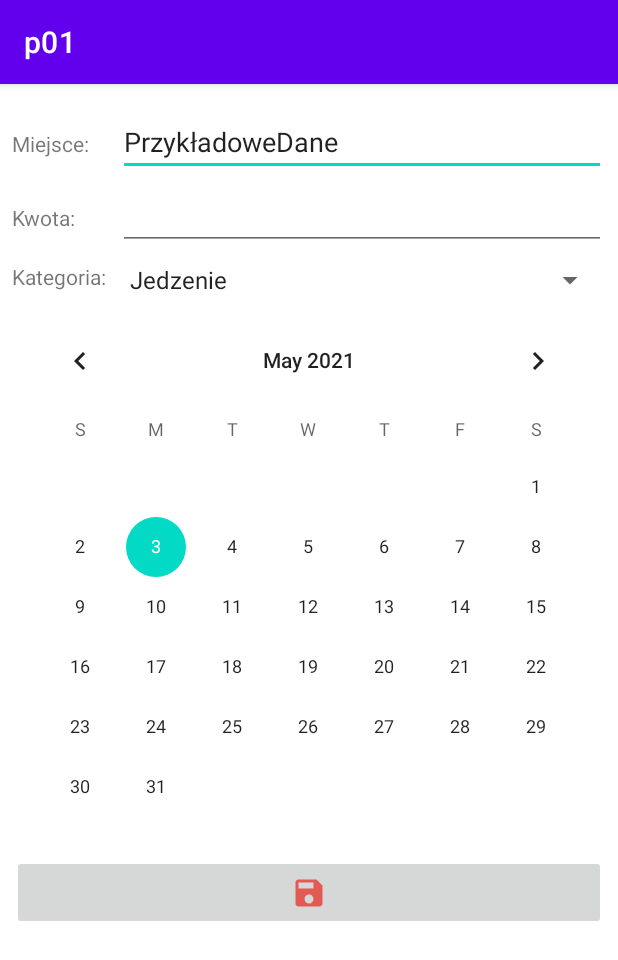
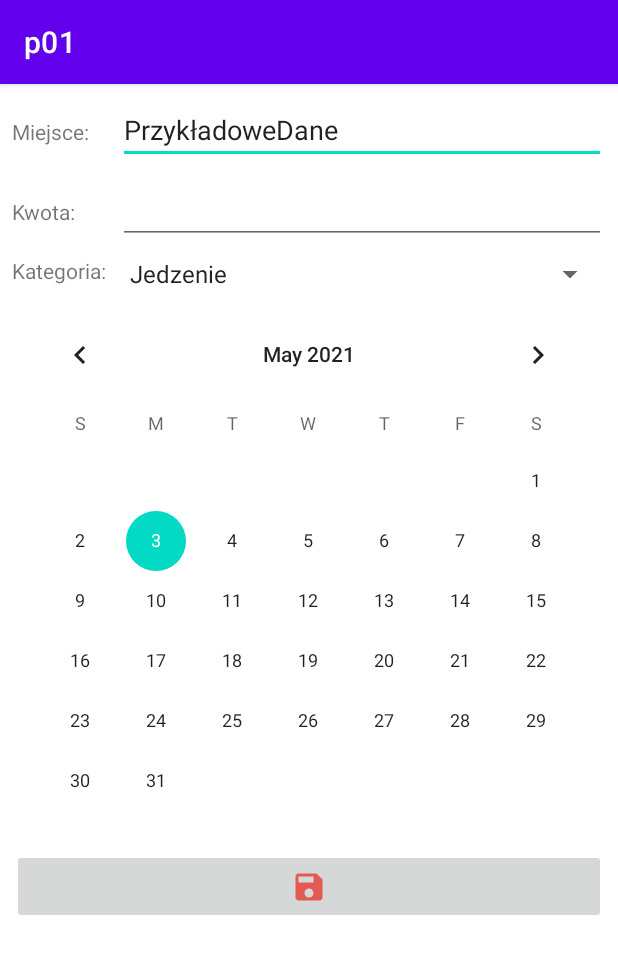
Before and after one commit to s19191/PRM, an Android app: the AddActivity screen opened directly, with no data from a screen before it, on a phone screen of 412 x 824 dp. Shown: the top 960 px of the screen. Run offline under Robolectric (Android 15) with nearby library versions, the phone set to English and light mode, and no system bars.

Commit message:
zmiany wizualne

```diff
--- a/p01/app/src/main/java/pl/edu/pja/p01/AddActivity.kt
+++ b/p01/app/src/main/java/pl/edu/pja/p01/AddActivity.kt
@@ -1,6 +1,5 @@
 package pl.edu.pja.p01
 
-import android.app.Activity
 import android.os.Bundle
 import android.view.View
 import android.widget.ArrayAdapter
@@ -18,7 +17,7 @@ class AddActivity : AppCompatActivity() {
     override fun onCreate(savedInstanceState: Bundle?) {
         super.onCreate(savedInstanceState)
         setContentView(binding.root)
-        setResult(Activity.RESULT_CANCELED)
+        setResult(RESULT_CANCELED)
 
         val bundle :Bundle ?=intent.extras
         if (bundle!=null){
@@ -46,7 +45,6 @@ class AddActivity : AppCompatActivity() {
             binding.amount.setText(editExpenseItem.amount.toString())
             binding.date.date = editExpenseItem.date
             binding.categoriesSpinner.setSelection(editExpenseItem.category.toInt())
-            binding.saveButton.text = "Zedytuj"
         }
     }
 
@@ -78,7 +76,7 @@ class AddActivity : AppCompatActivity() {
             Shared.expenseList.removeAt(editItemPosition)
             Shared.expenseList.add(editItemPosition, expense)
         }
-        setResult(Activity.RESULT_OK, intent)
+        setResult(RESULT_OK, intent)
         finish()
     }
 }
--- a/p01/app/src/main/res/layout/activity_add.xml
+++ b/p01/app/src/main/res/layout/activity_add.xml
@@ -4,6 +4,7 @@
     xmlns:tools="http://schemas.android.com/tools"
     android:layout_width="match_parent"
     android:layout_height="match_parent"
+    android:isScrollContainer="true"
     tools:context=".AddActivity">
 
     <TextView
@@ -37,7 +38,7 @@
         android:id="@+id/place"
         android:layout_width="0dp"
         android:layout_height="wrap_content"
-        android:layout_marginTop="16dp"
+        android:layout_marginTop="8dp"
         android:layout_marginEnd="8dp"
         android:ems="10"
         android:inputType="textShortMessage"
@@ -50,7 +51,7 @@
         android:id="@+id/amount"
         android:layout_width="0dp"
         android:layout_height="wrap_content"
-        android:layout_marginTop="4dp"
+        android:layout_marginTop="8dp"
         android:layout_marginEnd="8dp"
         android:ems="10"
         android:inputType="numberDecimal|numberSigned"
```
